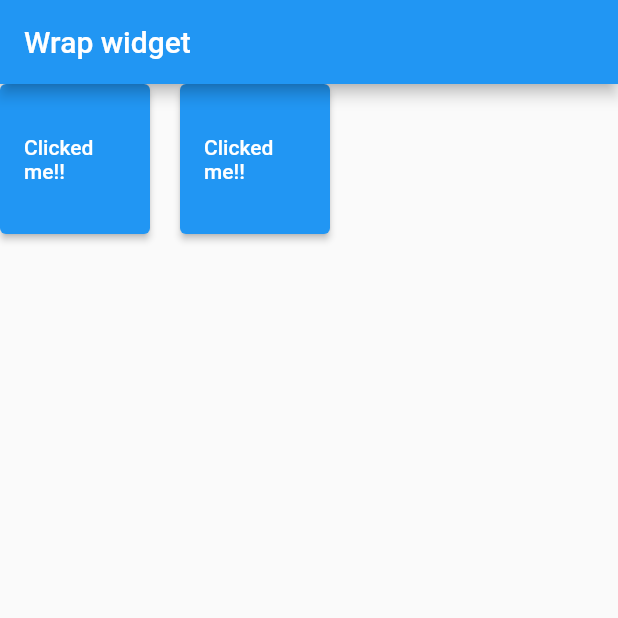
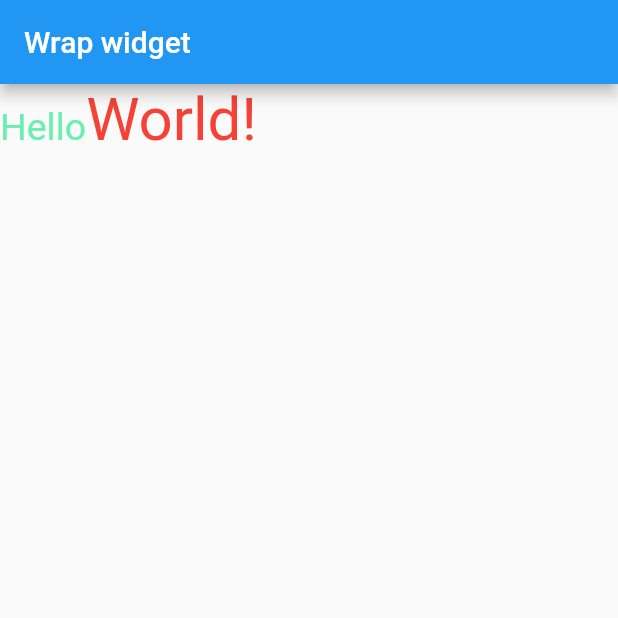
Before and after one commit to ankitsingh060/flutter_practice_, a Flutter app: the screen it shows after launch, on a phone screen of 412 x 824 dp, the top half of it. Run offline on Flutter 3.47's test engine with Material 2 defaults, Android fonts, the phone set to English and light mode, and no system bars.

Commit message:
learn rich text

```diff
--- a/wrap_widget/lib/main.dart
+++ b/wrap_widget/lib/main.dart
@@ -100,33 +100,49 @@ class MyHomePage extends StatelessWidget {
       //   ],
       // )
 
-      // Size Box Widget
-      body: Row(
-        children: [
-          SizedBox.square(
-            dimension: 100,
+      // // Size Box Widget
+      // body: Row(
+      //   children: [
+      //     SizedBox.square(
+      //       dimension: 100,
+      //
+      //       child: ElevatedButton(
+      //         onPressed: (){
+      //
+      //         },
+      //         child: Text("Clicked me!!"),
+      //       ),
+      //     ),
+      //     SizedBox(
+      //       width: 20,
+      //     ),
+      //     SizedBox.square(
+      //       dimension: 100,
+      //
+      //       child: ElevatedButton(
+      //         onPressed: (){
+      //
+      //         },
+      //         child: Text("Clicked me!!"),
+      //       ),
+      //     ),
+      //   ],
+      // ),
 
-            child: ElevatedButton(
-              onPressed: (){
-
-              },
-              child: Text("Clicked me!!"),
-            ),
+      //Rich Text
+      body: RichText(
+        text: TextSpan(
+          style: TextStyle(
+            color: Colors.greenAccent,
+            fontSize: 25
           ),
-          SizedBox(
-            width: 20,
-          ),
-          SizedBox.square(
-            dimension: 100,
-
-            child: ElevatedButton(
-              onPressed: (){
-
-              },
-              child: Text("Clicked me!!"),
-            ),
-          ),
-        ],
+          children: [
+            TextSpan(text: "Hello"),
+            TextSpan(text: "World!" ,style:
+            TextStyle(color: Colors.red,
+            fontSize: 40))
+          ]
+        ),
       ),
     );
   }
```
